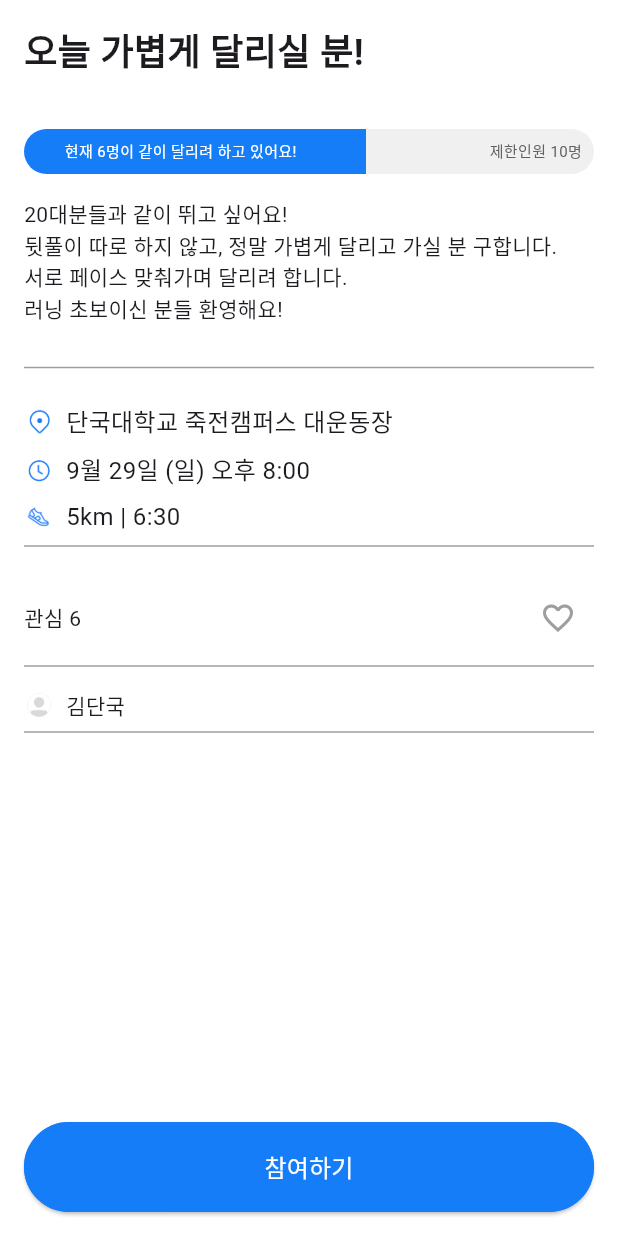
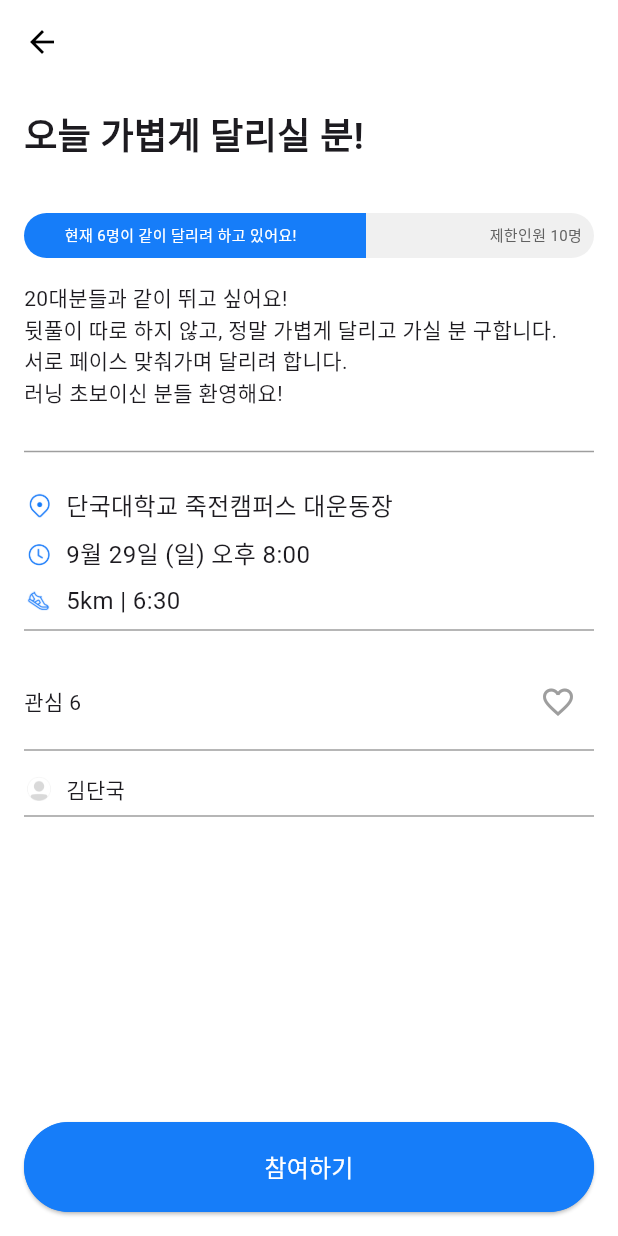
Before and after one commit to 9oormthonDKU/Frontend, a Flutter app: the PostPage screen opened directly, on a phone screen of 412 x 824 dp. Run offline on Flutter 3.47's test engine with Material 3 defaults, Android fonts, the phone set to English and light mode, and no system bars.

Commit message:
feat : 게시글 본문과 메인 화면 의존성 추가

```diff
--- a/goormthonfe/lib/views/post_view.dart
+++ b/goormthonfe/lib/views/post_view.dart
@@ -1,6 +1,6 @@
-// post_view.dart
 import 'package:flutter/material.dart';
 import '../../controllers/post_controller.dart';
+import 'mainscreen_view.dart';
 
 class PostPage extends StatefulWidget {
   @override
@@ -20,6 +20,24 @@ class _PostPageState extends State<PostPage> {
 
     return Scaffold(
       backgroundColor: Colors.white,
+      appBar: AppBar(
+        backgroundColor: Colors.white,
+        leading: IconButton(
+          icon: Icon(Icons.arrow_back, color: Colors.black),
+          onPressed: () {
+            Navigator.pushReplacement(
+              context,
+              MaterialPageRoute(builder: (context) => MainScreen()),
+            );
+          },
+        ),
+        title: Text(
+          "",
+          style: TextStyle(color: Colors.black),
+        ),
+        centerTitle: true,
+        elevation: 0,
+      ),
       body: Padding(
         padding: const EdgeInsets.all(16.0),
         child: Column(
```
